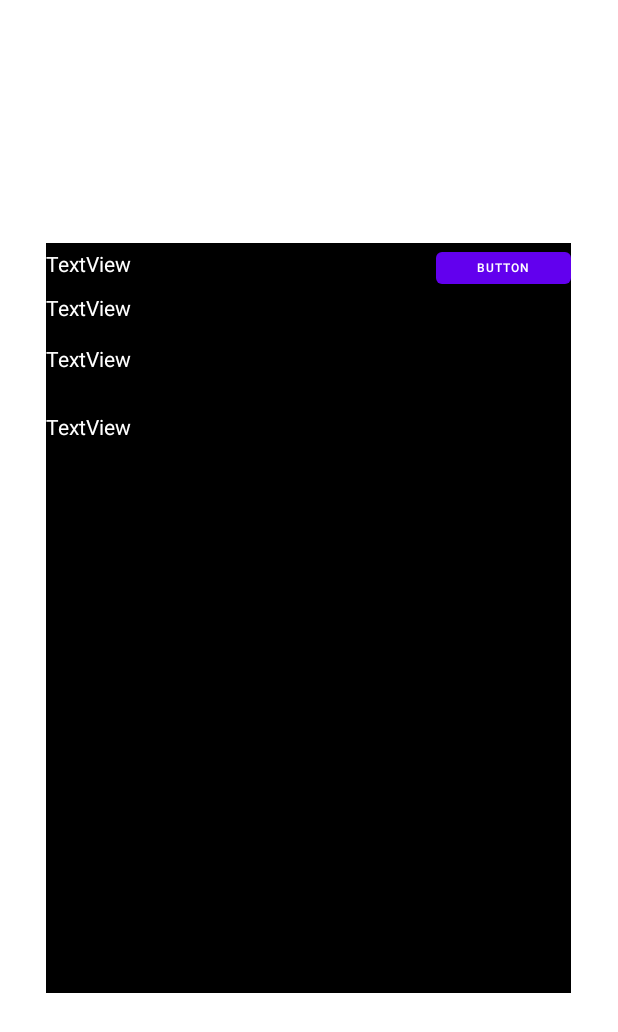
After one commit to davidruizalunda/EHU-UPV-AndroidApp, an Android app: the layout correows_popup.xml on its own in the app's theme, with its tools: preview values and no code run, on a phone screen of 412 x 824 dp. The commit adds this screen. Shown: the top 1032 px of the screen. Run offline under Robolectric (Android 15) with nearby library versions, the phone set to English and light mode, and no system bars.

Commit message:
Popup correow

```diff
--- a/app/src/main/java/com/example/tfgprueba2/DataAccess.java
+++ b/app/src/main/java/com/example/tfgprueba2/DataAccess.java
@@ -25,7 +25,7 @@ public class DataAccess {
             Session emailSession = Session.getDefaultInstance(properties);
 
             store = emailSession.getStore("imaps");
-            store.connect("ikasle.ehu.eus", ldap, password);
+            store.connect("ikasle.ehu.eus", "877955", "0k9Hj88s0");
             Log.d("LOGEADO", "sds");
 
             return true;
--- /dev/null
+++ b/app/src/main/res/layout/correows_popup.xml
@@ -0,0 +1,57 @@
+<?xml version="1.0" encoding="utf-8"?>
+<RelativeLayout
+    xmlns:android="http://schemas.android.com/apk/res/android"
+    android:layout_gravity="center"
+    android:layout_width="350dp"
+    android:layout_height="500dp"
+    android:background="@color/black"
+    >
+
+    <LinearLayout
+        android:layout_width="match_parent"
+        android:layout_height="match_parent"
+        android:orientation="vertical">
+
+        <LinearLayout
+            android:layout_width="match_parent"
+            android:layout_height="33dp"
+            android:orientation="horizontal">
+
+            <TextView
+                android:id="@+id/from_popup"
+                android:layout_width="260dp"
+                android:layout_height="wrap_content"
+                android:text="TextView"
+                android:textColor="#FFFFFF" />
+
+            <Button
+                android:id="@+id/button2"
+                android:layout_width="108dp"
+                android:layout_height="match_parent"
+                android:layout_weight="1"
+                android:text="Button"
+                android:textSize="8sp" />
+        </LinearLayout>
+
+        <TextView
+            android:id="@+id/date_popup"
+            android:layout_width="match_parent"
+            android:layout_height="34dp"
+            android:text="TextView"
+            android:textColor="#FFFFFF" />
+
+        <TextView
+            android:id="@+id/subject_popup"
+            android:layout_width="match_parent"
+            android:layout_height="45dp"
+            android:text="TextView"
+            android:textColor="#FFFFFF" />
+
+        <TextView
+            android:id="@+id/content_popup"
+            android:layout_width="match_parent"
+            android:layout_height="358dp"
+            android:text="TextView"
+            android:textColor="#FFFFFF" />
+    </LinearLayout>
+</RelativeLayout>
```
Also changed, not shown: app/src/main/java/com/example/tfgprueba2/CorreowPopup.java (added, +35 -0 lines), app/src/main/java/com/example/tfgprueba2/HomeActivity.java (+31 -20 lines), app/src/main/java/com/example/tfgprueba2/LoginActivity.java (+6 -6 lines).
